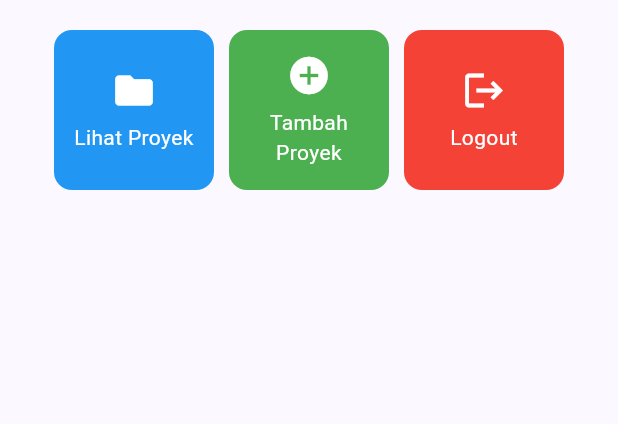
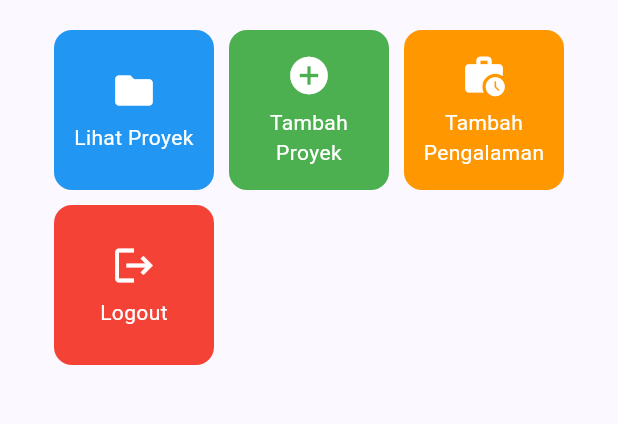
Before and after one commit to papaindiansierra/myportofolio_mobile, a Flutter app: the screen it shows after launch, on a phone screen of 412 x 824 dp, the part 387-811 px from its top. Run offline on Flutter 3.47's test engine with Material 3 defaults, Android fonts, the phone set to English and light mode, and no system bars.

Commit message:
feat: add Tambah Pengalaman card and fix grid aspect ratio to prevent overflow

```diff
--- a/lib/screens/menu.dart
+++ b/lib/screens/menu.dart
@@ -16,6 +16,7 @@ class MyHomePage extends StatelessWidget {
   final List<ItemHomepage> items = [
     ItemHomepage("Lihat Proyek", Icons.folder, Colors.blue),
     ItemHomepage("Tambah Proyek", Icons.add_circle, Colors.green),
+    ItemHomepage("Tambah Pengalaman", Icons.work_history, Colors.orange),
     ItemHomepage("Logout", Icons.logout, Colors.red),
   ];
 
@@ -38,8 +39,9 @@ class MyHomePage extends StatelessWidget {
       ),
       // memasang LeftDrawer sebagai menu navigasi geser dari sisi kiri layar
       drawer: const LeftDrawer(),
-      // body halaman utama dan padding di kelilingnya
-      body: Padding(
+      // body halaman utama dibuat scrollable agar tidak overflow saat kartu turun ke baris kedua atau di layar sempit
+      body: SafeArea(
+        child: SingleChildScrollView(
           padding: const EdgeInsets.all(16.0),
           child: Column(
             crossAxisAlignment: CrossAxisAlignment.center,
@@ -73,12 +75,14 @@ class MyHomePage extends StatelessWidget {
 
                     // GridView untuk menampilkan kartu tombol dalam tata letak kisi 3 kolom
                     GridView.count(
-                    primary: true,
+                      primary: false,
                       padding: const EdgeInsets.all(20),
                       crossAxisSpacing: 10,
                       mainAxisSpacing: 10,
                       crossAxisCount: 3,
+                      childAspectRatio: 1.0,
                       shrinkWrap: true,
+                      physics: const NeverScrollableScrollPhysics(),
                       children: items.map((ItemHomepage item) {
                         return ItemCard(item);
                       }).toList(),
@@ -87,6 +91,7 @@ class MyHomePage extends StatelessWidget {
                 ),
               ),
             ],
+          ),
         ),
       ),
     );
```
Lines whose indentation alone changed are shown as unchanged.
